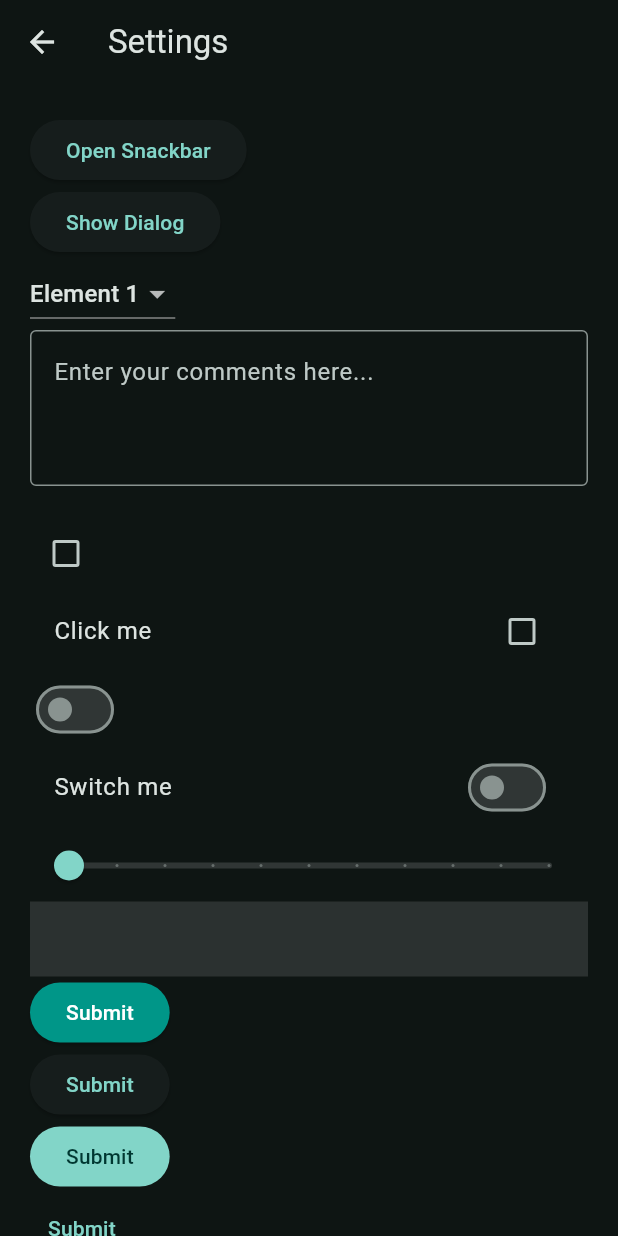
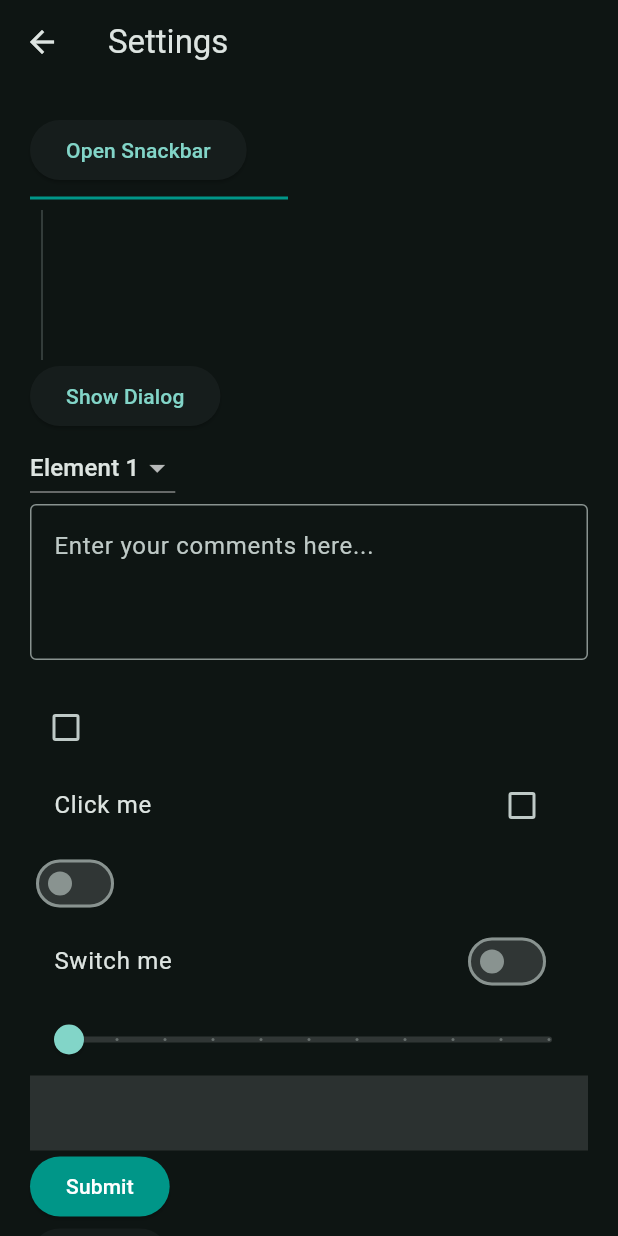
Before and after one commit to attreyabhatt/flutter_demo, a Flutter app: the SettingsPage screen opened directly, on a phone screen of 412 x 824 dp. Run offline on Flutter 3.47's test engine with Material 3 defaults, Android fonts, the phone set to English and light mode, and no system bars.

Commit message:
divider widget

```diff
--- a/lib/views/pages/settings_page.dart
+++ b/lib/views/pages/settings_page.dart
@@ -36,6 +36,8 @@ class _SettingsPageState extends State<SettingsPage> {
                 },
                 child: Text('Open Snackbar'),
               ),
+              Divider(color: Colors.teal, thickness: 2.0, endIndent: 200.0),
+              Container(height: 100.0, child: VerticalDivider()),
               ElevatedButton(
                 onPressed: () {
                   showDialog(
```
